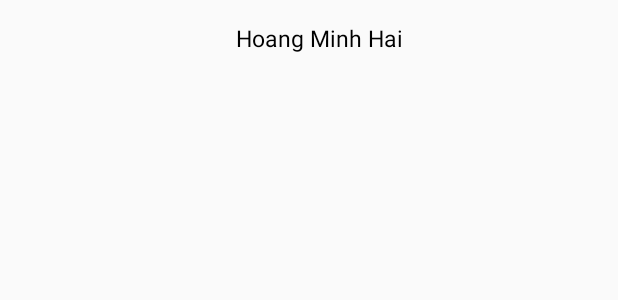
After one commit to haihmse04631/First-Greeting-old, an Android app: the layout row_list_chat.xml on its own in the app's theme, with its tools: preview values and no code run, on a phone screen of 412 x 824 dp. The commit adds this screen. Shown: the top 300 px of the screen. Run offline under Robolectric (Android 15) with nearby library versions, the phone set to English and light mode, and no system bars.

Commit message:
Update display (update list chat)

```diff
--- a/Sources/First_Greeting/app/src/main/java/com/example/haihm/first_greeting/FirstGreetingMain.java
+++ b/Sources/First_Greeting/app/src/main/java/com/example/haihm/first_greeting/FirstGreetingMain.java
@@ -1,5 +1,6 @@
 package com.example.haihm.first_greeting;
 
+import android.content.DialogInterface;
 import android.content.Intent;
 import android.support.design.widget.TabLayout;
 import android.support.design.widget.FloatingActionButton;
@@ -74,6 +75,8 @@ public class FirstGreetingMain extends AppCompatActivity {
             public void onClick(View view) {
                 Snackbar.make(view, "Replace with your own action", Snackbar.LENGTH_LONG)
                         .setAction("Action", null).show();
+
+
             }
         });
 
--- a/Sources/First_Greeting/app/src/main/res/layout/profile_tab.xml
+++ b/Sources/First_Greeting/app/src/main/res/layout/profile_tab.xml
@@ -5,4 +5,5 @@
     android:background="#EBF5EA"
     >
 
+
 </LinearLayout>
--- /dev/null
+++ b/Sources/First_Greeting/app/src/main/res/layout/row_list_chat.xml
@@ -0,0 +1,46 @@
+<?xml version="1.0" encoding="utf-8"?>
+<LinearLayout
+    android:weightSum="7"
+    android:orientation="horizontal"
+    android:layout_height="match_parent"
+    android:layout_width="match_parent"
+    xmlns:android="http://schemas.android.com/apk/res/android">
+
+    <ImageView
+        android:layout_weight="1"
+        android:id="@+id/imageAvatar"
+        android:layout_width="0dp"
+        android:layout_height="40dp"
+        android:layout_marginLeft="10dp"
+        android:layout_marginTop="5dp"
+        android:padding="5dp" />
+
+    <RelativeLayout
+        android:layout_marginTop="5dp"
+        android:layout_weight="5"
+        android:layout_marginLeft="10dp"
+        android:layout_toRightOf="@+id/imageAvatar"
+        android:layout_width="0dp"
+        android:layout_height="40dp">
+        <TextView
+            android:textSize="15sp"
+            android:gravity="center"
+            android:textColor="#000000"
+            android:text="Hoang Minh Hai"
+            android:id="@+id/tvName"
+            android:layout_width="wrap_content"
+            android:layout_height="wrap_content"
+            android:layout_centerVertical="true"
+            android:layout_centerHorizontal="true" />
+
+    </RelativeLayout>
+
+    <RelativeLayout
+        android:layout_marginTop="5dp"
+        android:layout_marginRight="5dp"
+        android:layout_weight="1"
+        android:layout_width="0dp"
+        android:layout_height="40dp"></RelativeLayout>
+
+
+</LinearLayout>
```
Also changed, not shown: Sources/First_Greeting/app/src/main/java/com/example/haihm/first_greeting/Chat.java (+23 -1 lines), Sources/First_Greeting/app/src/main/java/com/example/haihm/first_greeting/List_Chat.java (added, +31 -0 lines), Sources/First_Greeting/app/src/main/java/com/example/haihm/first_greeting/List_Chat_Adapter.java (added, +62 -0 lines), Sources/First_Greeting/app/src/main/res/layout/chat_tab.xml (+11 -4 lines), Sources/First_Greeting/app/src/main/res/drawable/apple.png (added).
